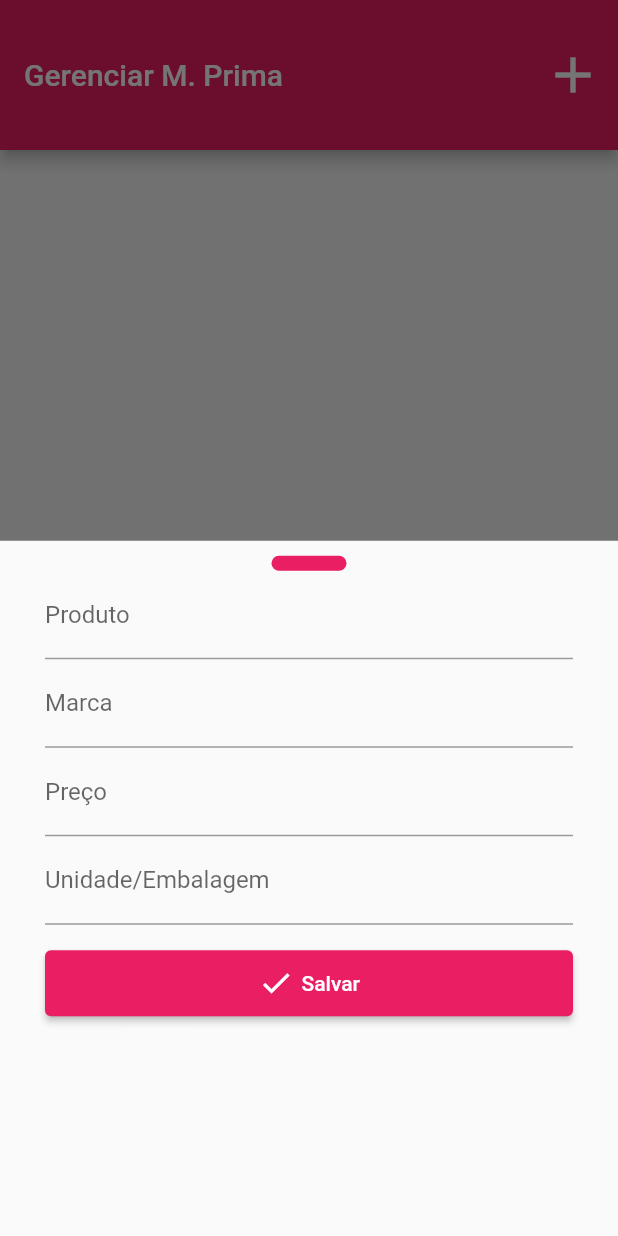
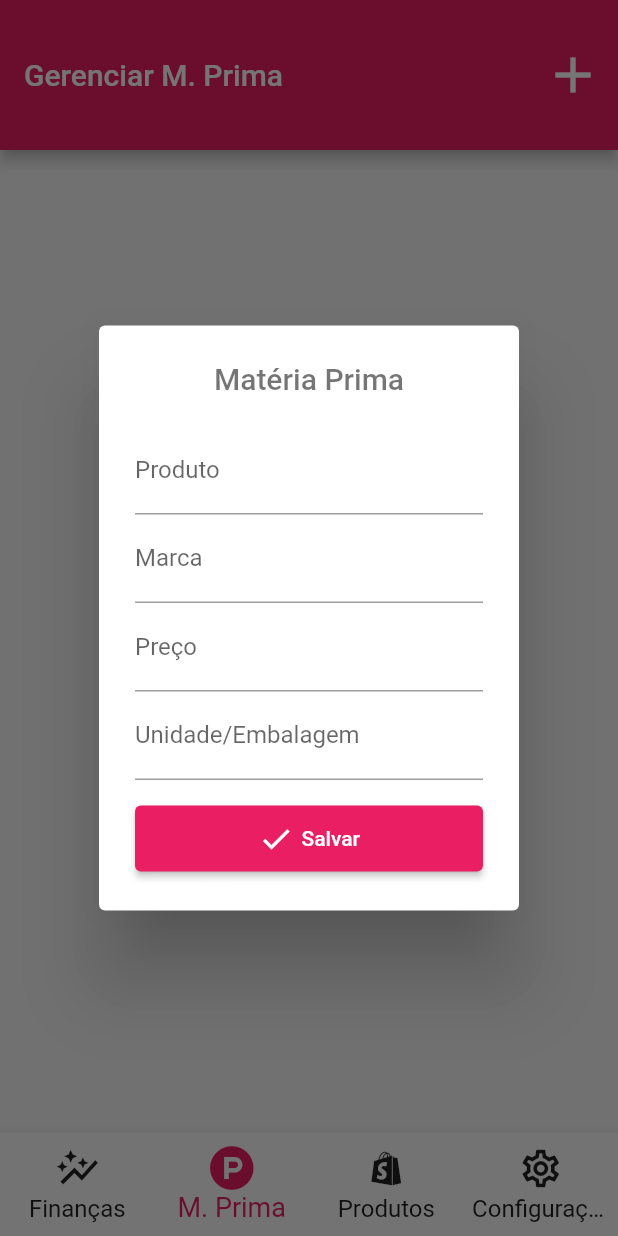
Before and after one commit to Jo-Analyst/app-good-taste, a Flutter app: the screen it shows after launch, item 2 of the bottom bar chosen, after a tap on the "add" icon, on a phone screen of 412 x 824 dp. Run offline on Flutter 3.47's test engine with Material 2 defaults, Android fonts, the phone set to English and light mode, and no system bars; our stand-ins replace font_awesome_flutter, sqflite; accounts and stored records are empty.

Commit message:
Mudando o form do feedstock

```diff
--- a/lib/app/pages/feedstock_page.dart
+++ b/lib/app/pages/feedstock_page.dart
@@ -1,7 +1,7 @@
 import 'package:app_good_taste/app/controllers/feedstock_controller.dart';
+import 'package:app_good_taste/app/template/dialog_feedstock.dart';
 import 'package:app_good_taste/app/template/feedstock_form.dart';
 import 'package:flutter/material.dart';
-import 'package:app_good_taste/app/utils/modal.dart';
 import 'package:app_good_taste/app/template/feedstock_list.dart';
 import 'package:provider/provider.dart';
 
@@ -38,12 +38,14 @@ class _FeedstockPageState extends State<FeedstockPage> {
             margin: const EdgeInsets.only(right: 10),
             child: IconButton(
               onPressed: () async {
-                final result = await showModal(
+                final result = await showExitDialogFeedstock(
                   context,
-                  const Feedstock(feedstockItem: {}),
+                  const Feedstock(
+                    feedstockItem: {},
+                  ),
                 );
 
-                if (result == "true") {
+                if (result == true) {
                   loadProducts();
                 }
               },
--- /dev/null
+++ b/lib/app/template/dialog_feedstock.dart
@@ -0,0 +1,22 @@
+import 'package:flutter/material.dart';
+
+Future<bool?> showExitDialogFeedstock(
+  BuildContext context,
+  dynamic feedstock,
+) async {
+  return showDialog<bool>(
+    context: context,
+    builder: (BuildContext context) {
+      return AlertDialog(
+        title: const Align(
+          alignment: Alignment.center,
+          child: Text(
+            "Matéria Prima",
+            style: TextStyle(color: Colors.black54),
+          ),
+        ),
+        content: feedstock,
+      );
+    },
+  );
+}
--- a/lib/app/template/feedstock_form.dart
+++ b/lib/app/template/feedstock_form.dart
@@ -1,5 +1,4 @@
 import 'package:app_good_taste/app/controllers/feedstock_controller.dart';
-import 'package:app_good_taste/app/utils/scroll_button_modal.dart';
 import 'package:flutter/material.dart';
 import 'package:intl/intl.dart';
 import 'package:provider/provider.dart';
@@ -45,23 +44,23 @@ class _FeedstockState extends State<Feedstock> {
         "price": double.parse(_price.text.replaceAll(RegExp(r','), '.')),
       });
 
-      Navigator.pop(context, "true");
+      Navigator.pop(context, true);
     }
   }
 
   @override
   Widget build(BuildContext context) {
     return SingleChildScrollView(
-      child: Padding(
-        padding: EdgeInsets.only(
-          left: 30,
-          right: 30,
-          top: 10,
-          bottom: 10 + MediaQuery.of(context).viewInsets.bottom,
-        ),
+      // child: Padding(
+      //   padding: EdgeInsets.only(
+      //     left: 30,
+      //     right: 30,
+      //     top: 10,
+      //     bottom: 10 + MediaQuery.of(context).viewInsets.bottom,
+      //   ),
       child: Column(
         children: [
-            const ScrollButtomModal(),
+          // const ScrollButtomModal(),
           Form(
             key: _key,
             child: Column(
@@ -187,7 +186,6 @@ class _FeedstockState extends State<Feedstock> {
           ),
         ],
       ),
-      ),
     );
   }
 }
--- a/lib/app/template/feedstock_list.dart
+++ b/lib/app/template/feedstock_list.dart
@@ -3,9 +3,10 @@ import 'package:app_good_taste/app/utils/dialog.dart';
 import 'package:app_good_taste/app/template/feedstock_form.dart';
 import 'package:app_good_taste/app/utils/message_dialog.dart';
 import 'package:flutter/material.dart';
-import 'package:app_good_taste/app/utils/modal.dart';
 import 'package:intl/intl.dart';
 import 'package:provider/provider.dart';
+
+import 'dialog_feedstock.dart';
 
 class FeedstockList extends StatelessWidget {
   final Map<String, dynamic> feedstockItem;
@@ -50,12 +51,12 @@ class FeedstockList extends StatelessWidget {
           children: [
             IconButton(
               onPressed: () async {
-                final confirmEdit = await showModal(
+                final confirmEdit = await showExitDialogFeedstock(
                   context,
                   Feedstock(feedstockItem: feedstockItem),
                 );
 
-                if (confirmEdit == "true") {
+                if (confirmEdit == true) {
                   onConfirmAction(true);
                 }
               },
--- a/lib/main.dart
+++ b/lib/main.dart
@@ -4,7 +4,7 @@ import 'package:app_good_taste/app/controllers/product_controller.dart';
 import 'package:app_good_taste/app/controllers/production_controller.dart';
 import 'package:flutter/material.dart';
 import 'package:intl/date_symbol_data_local.dart';
-// import 'package:flutter_localizations/flutter_localizations.dart';
+import 'package:flutter_localizations/flutter_localizations.dart';
 
 import 'app/pages/good_taste_page.dart';
 import 'app/route/routes.dart';
@@ -30,15 +30,15 @@ class AppGoodTaste extends StatelessWidget {
         ChangeNotifierProvider(create: (_) => ProductionController()),
       ],
       child: MaterialApp(
-        //    locale: const Locale('pt', 'BR'),
-        // supportedLocales: const [
-        //    Locale('pt', 'BR'),
-        //   // Outros idiomas suportados, se necessário
-        // ],
-        // localizationsDelegates: const [
-        //   GlobalMaterialLocalizations.delegate,
-        //   GlobalWidgetsLocalizations.delegate,
-        // ],
+           locale: const Locale('pt', 'BR'),
+        supportedLocales: const [
+           Locale('pt', 'BR'),
+          // Outros idiomas suportados, se necessário
+        ],
+        localizationsDelegates: const [
+          GlobalMaterialLocalizations.delegate,
+          GlobalWidgetsLocalizations.delegate,
+        ],
         navigatorKey: navigatorKey,
         title: "APP - Good Taste",
         debugShowCheckedModeBanner: false,
```
Lines whose indentation alone changed are shown as unchanged.
